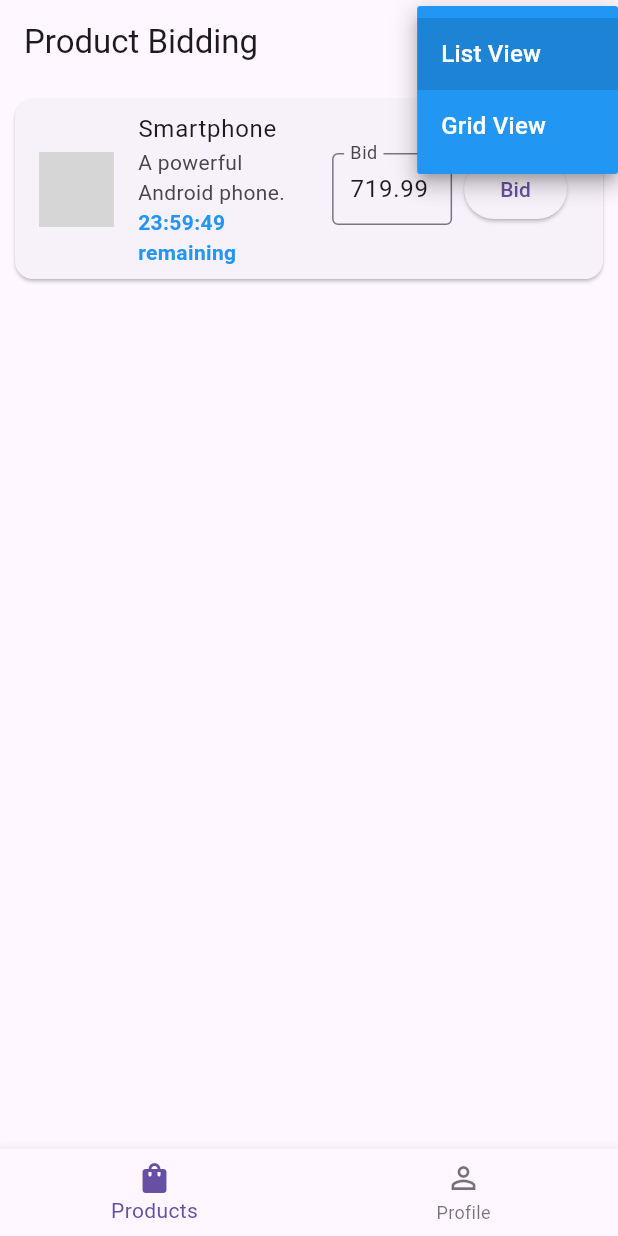
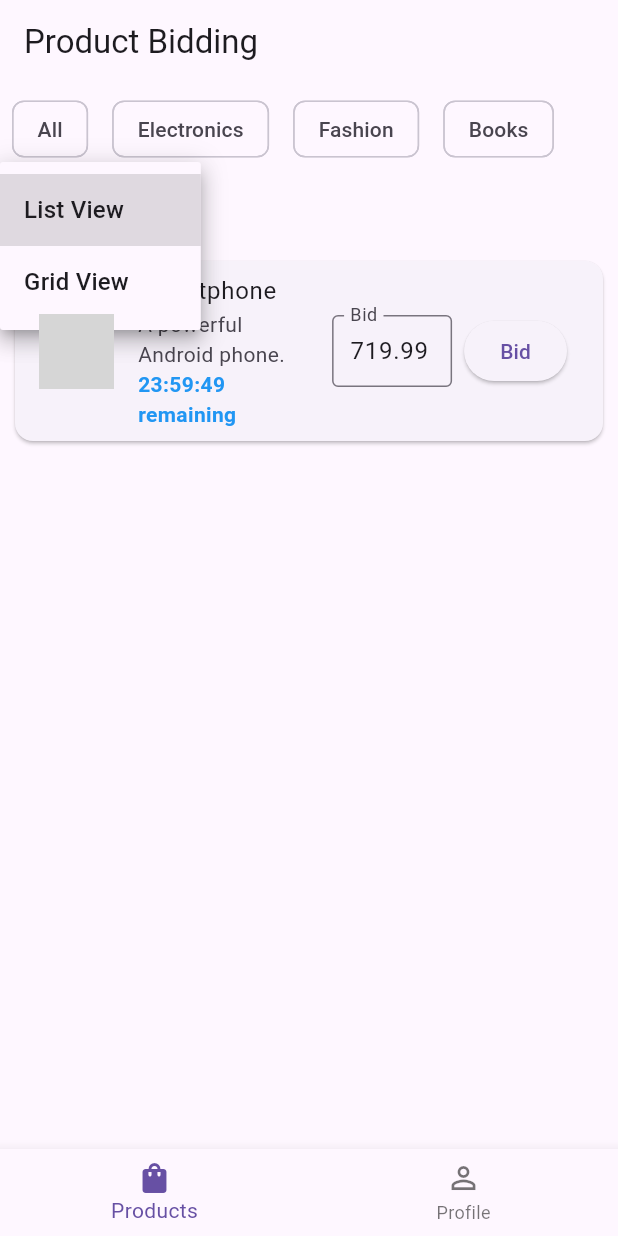
Before and after one commit to threepat1/marketplace, a Flutter app: the screen it shows after launch, after a tap on "List View", on a phone screen of 412 x 824 dp. Run offline on Flutter 3.47's test engine with Material 3 defaults, Android fonts, the phone set to English and light mode, and no system bars; our stand-ins replace bloc, equatable, flutter_bloc, flutter_secure_storage, google_sign_in; missing offline and left inert: flutter_facebook_auth, flutter_line_sdk; accounts and stored records are empty; network calls fail; grey boxes are pictures that could not be loaded.

Commit message:
add categories

```diff
--- a/lib/presentation/products/bloc/product_bloc.dart
+++ b/lib/presentation/products/bloc/product_bloc.dart
@@ -19,8 +19,7 @@ class ProductBloc extends Bloc<ProductEvent, ProductState> {
     on<LoadProducts>(_onLoadProducts);
     on<PlaceBidEvent>(_onPlaceBid);
 
-    // VERIFY THIS LINE EXISTS INSIDE THE CONSTRUCTOR
-    on<ToggleViewEvent>(_onToggleView);
+    on<SetViewTypeEvent>(_onSetViewType);
   }
 
   Future<void> _onLoadProducts(
@@ -45,9 +44,7 @@ class ProductBloc extends Bloc<ProductEvent, ProductState> {
     }
   }
 
-  // The implementation of the instruction
-  void _onToggleView(ToggleViewEvent event, Emitter<ProductState> emit) {
-    final newViewType = state.viewType == 'List' ? 'Grid' : 'List';
-    emit(state.copyWith(viewType: newViewType));
+  void _onSetViewType(SetViewTypeEvent event, Emitter<ProductState> emit) {
+    emit(state.copyWith(viewType: event.viewType));
   }
 }
--- a/lib/presentation/products/bloc/product_event.dart
+++ b/lib/presentation/products/bloc/product_event.dart
@@ -16,5 +16,10 @@ class PlaceBidEvent extends ProductEvent {
   List<Object> get props => [productId, bidAmount];
 }
 
-// 1. DEFINE THE MISSING ToggleViewEvent CLASS HERE
-class ToggleViewEvent extends ProductEvent {}
+class SetViewTypeEvent extends ProductEvent {
+  final String viewType;
+  const SetViewTypeEvent({required this.viewType});
+
+  @override
+  List<Object> get props => [viewType];
+}
--- a/lib/presentation/products/product_list_page.dart
+++ b/lib/presentation/products/product_list_page.dart
@@ -4,42 +4,65 @@ import 'package:marketplace/presentation/products/widgets/bidding_product_view.d
 import 'package:marketplace/presentation/products/bloc/product_bloc.dart';
 import 'package:marketplace/domain/entities/product.dart';
 
+class _Category {
+  final IconData icon;
+  final String name;
+
+  const _Category(this.icon, this.name);
+}
+
 class ProductListPage extends StatelessWidget {
   const ProductListPage({super.key});
+  final List<String> _categories = const [
+    'All',
+    'Electronics',
+    'Fashion',
+    'Books',
+  ];
 
   @override
   Widget build(BuildContext context) {
     return Scaffold(
         appBar: AppBar(
           title: const Text('Product Bidding'),
-        actions: [
-          BlocBuilder<ProductBloc, ProductState>(
+        ),
+        body: Column(crossAxisAlignment: CrossAxisAlignment.start, children: [
+          SizedBox(
+            height: 60,
+            child: ListView.builder(
+              scrollDirection: Axis.horizontal,
+              itemCount: _categories.length,
+              itemBuilder: (context, index) {
+                return Padding(
+                  padding:
+                      const EdgeInsets.symmetric(horizontal: 8.0, vertical: 10),
+                  child: Chip(label: Text(_categories[index])),
+                );
+              },
+            ),
+          ),
+          Padding(
+            padding: const EdgeInsets.symmetric(horizontal: 16.0),
+            child: BlocBuilder<ProductBloc, ProductState>(
               builder: (context, state) {
                 return DropdownButton<String>(
                   value: state.viewType,
-                icon: const Icon(Icons.view_list, color: Colors.white),
-                dropdownColor: Colors.blue,
-                underline: const SizedBox(),
+                  icon: const Icon(Icons.view_list),
                   items: const [
-                  DropdownMenuItem(
-                      value: "List",
-                      child: Text("List View",
-                          style: TextStyle(color: Colors.white))),
-                  DropdownMenuItem(
-                      value: "Grid",
-                      child: Text("Grid View",
-                          style: TextStyle(color: Colors.white))),
+                    DropdownMenuItem(value: 'List', child: Text('List View')),
+                    DropdownMenuItem(value: 'Grid', child: Text('Grid View')),
                   ],
                   onChanged: (value) {
-                  // THIS IS THE CORRECTED LINE
-                  context.read<ProductBloc>().add(ToggleViewEvent());
+                    context
+                        .read<ProductBloc>()
+                        .add(SetViewTypeEvent(viewType: value!));
                   },
                 );
               },
             ),
-        ],
           ),
-      body: BlocBuilder<ProductBloc, ProductState>(
+          Expanded(
+            child: BlocBuilder<ProductBloc, ProductState>(
               builder: (context, state) {
                 if (state.status == ProductStatus.loading) {
                   return const Center(child: CircularProgressIndicator());
@@ -51,7 +74,8 @@ class ProductListPage extends StatelessWidget {
                 return const Center(child: CircularProgressIndicator());
               },
             ),
-    );
+          )
+        ]));
   }
 
   Widget _buildProductView(String viewType, List<Product> products) {
@@ -68,7 +92,7 @@ class ProductListPage extends StatelessWidget {
         padding: const EdgeInsets.all(10),
         gridDelegate: const SliverGridDelegateWithMaxCrossAxisExtent(
           maxCrossAxisExtent: 250,
-          childAspectRatio: 3 / 4,
+          childAspectRatio: 9 / 16,
           crossAxisSpacing: 10,
           mainAxisSpacing: 10,
         ),
--- a/lib/presentation/products/widgets/bidding_product_view.dart
+++ b/lib/presentation/products/widgets/bidding_product_view.dart
@@ -153,7 +153,7 @@ class _BiddingProductViewState extends State<BiddingProductView> {
           child: _buildTimeRemainingText(),
         ),
         Padding(
-          padding: const EdgeInsets.symmetric(horizontal: 8.0),
+          padding: const EdgeInsets.symmetric(horizontal: 5.0),
           child: _BidSection(
               product: widget.product, isAuctionOver: _isAuctionOver),
         ),
```
Also changed, not shown: 1 other file. Lines whose indentation alone changed are shown as unchanged.
